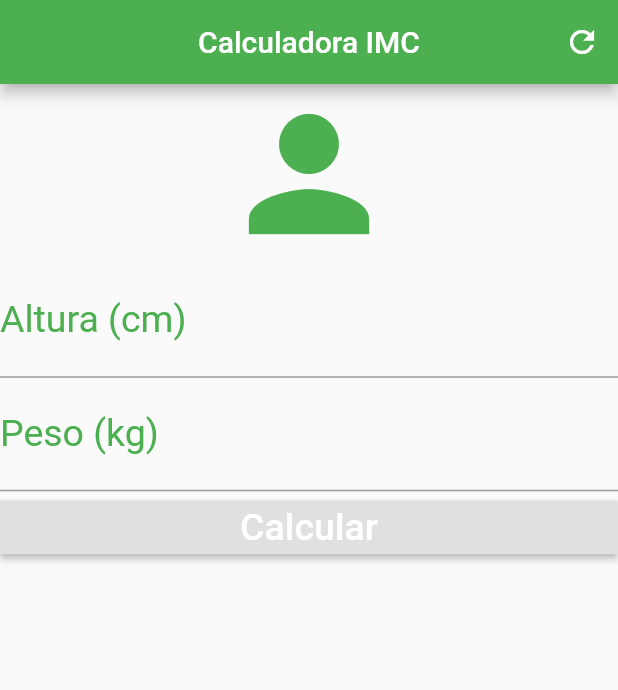
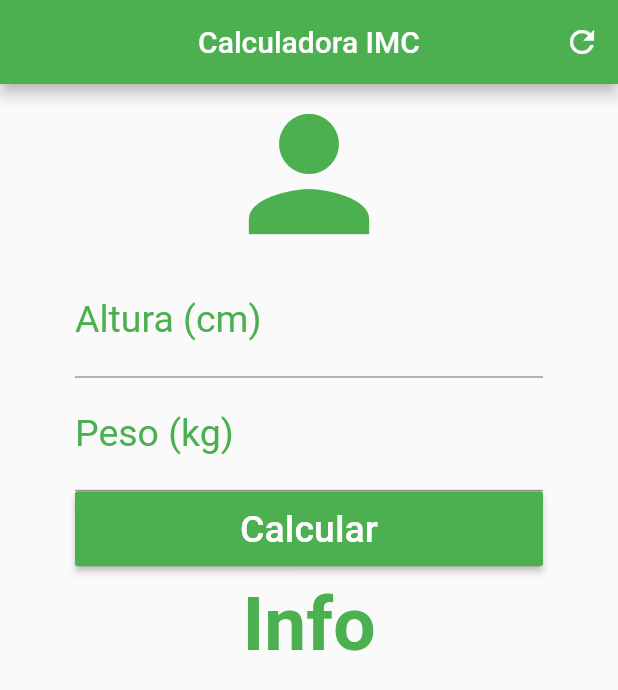
Before and after one commit to TheMatias/Curso-Flutter, a Flutter app: the screen it shows after launch, on a phone screen of 412 x 824 dp. Shown: the top 690 px of the screen. Run offline on Flutter 3.47's test engine with Material 2 defaults, Android fonts, the phone set to English and light mode, and no system bars.

Commit message:
add botal e texto de exibicao

```diff
--- a/calcula_imc/lib/main.dart
+++ b/calcula_imc/lib/main.dart
@@ -1,11 +1,10 @@
 import 'package:flutter/material.dart';
 
-main(){
+main() {
   runApp(MaterialApp(
     home: Home(),
   ));
 }
-
 
 class Home extends StatefulWidget {
   @override
@@ -23,11 +22,14 @@ class _HomeState extends State<Home> {
         actions: <Widget>[
           IconButton(
             icon: Icon(Icons.refresh),
-            onPressed: (){},
+            onPressed: () {},
           )
         ],
       ),
-      body: Column(
+      body: SingleChildScrollView(
+        // padding: EdgeInsets.all(10),
+        padding: EdgeInsets.fromLTRB(50, 0,50,10),
+        child: Column(
         crossAxisAlignment: CrossAxisAlignment.stretch,
         children: <Widget>[
           Icon(Icons.person, size: 120, color: Colors.green),
@@ -37,20 +39,32 @@ class _HomeState extends State<Home> {
                   labelText: 'Altura (cm)',
                   labelStyle: TextStyle(color: Colors.green)),
               textAlign: TextAlign.left,
-            style: TextStyle(color: Colors.green,fontSize: 25)),
+              style: TextStyle(color: Colors.green, fontSize: 25)),
           TextField(
               keyboardType: TextInputType.numberWithOptions(decimal: true),
               decoration: InputDecoration(
                   labelText: 'Peso (kg)',
                   labelStyle: TextStyle(color: Colors.green)),
               textAlign: TextAlign.left,
-            style: TextStyle(color: Colors.green,fontSize: 25)),
-          RaisedButton(
-            onPressed: (){},
-            child: Text('Calcular',style: TextStyle(color: Colors.white, fontSize: 25)),
+              style: TextStyle(color: Colors.green, fontSize: 25)),
+          Container(
+            height: 50,
+            child: RaisedButton(
+              onPressed: () {},
+              child: Text('Calcular',
+                  style: TextStyle(color: Colors.white, fontSize: 25)),
+              color: Colors.green,
+            ),
+          ),
+          Padding(padding: EdgeInsets.fromLTRB(0,10,0,0)),
+          Text(
+            'Info',
+            textAlign: TextAlign.center,
+            style: TextStyle(color: Colors.green, fontSize: 50,fontWeight: FontWeight.bold),
           )
         ],
       ),
+      )
     );
   }
 }
```
Lines whose indentation alone changed are shown as unchanged.
